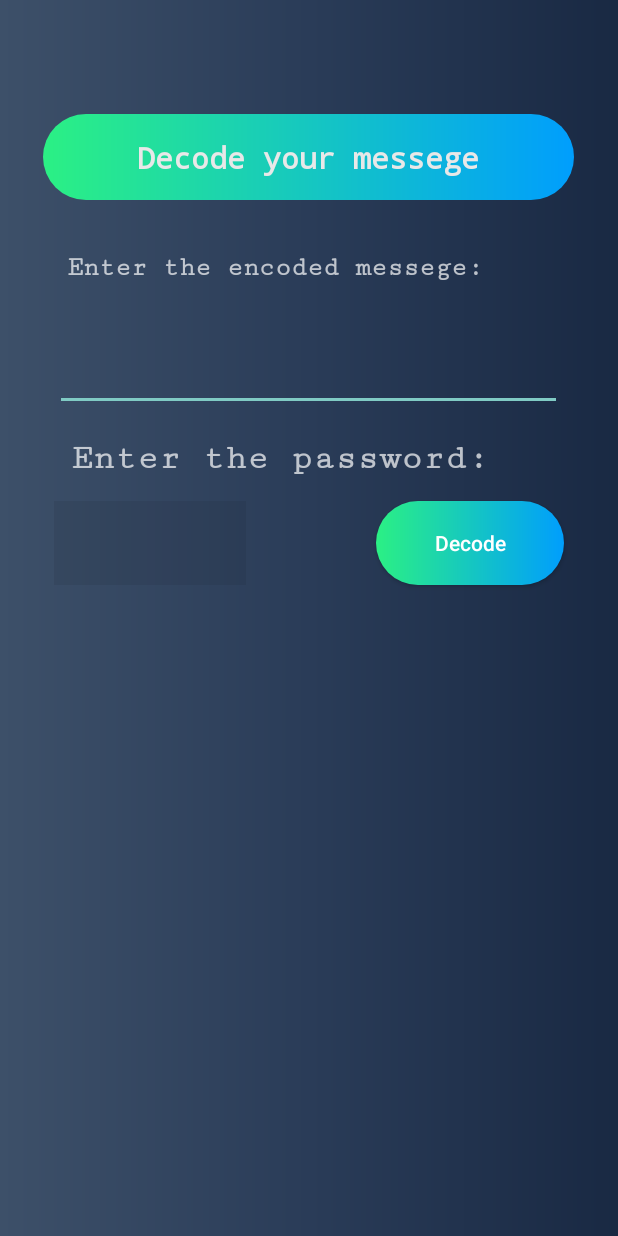
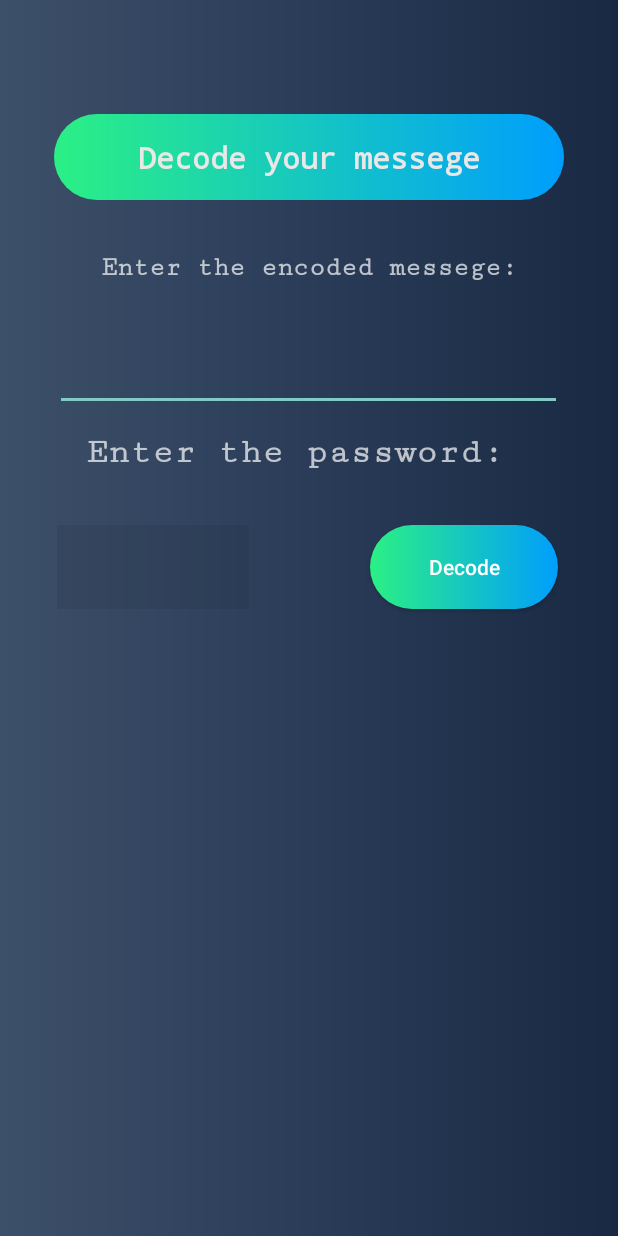
Before and after one commit to gfadu/SecretMessegingapp, an Android app: the screen it shows after launch (Decode), after a tap on "DECODE", on a phone screen of 412 x 824 dp. Run offline under Robolectric (Android 15) with nearby library versions, the phone set to English and light mode, and no system bars; our stand-ins replace AdMob; 1 other tap on this screen came first.

Commit message:
minor update

```diff
--- a/app/src/main/AndroidManifest.xml
+++ b/app/src/main/AndroidManifest.xml
@@ -25,7 +25,7 @@
         <!-- Sample AdMob App ID: ca-app-pub-3940256099942544~3347511713 -->
         <meta-data
             android:name="com.google.android.gms.ads.APPLICATION_ID"
-            android:value="ca-app-pub-3940256099942544~3347511713"/>
+            android:value="ca-app-pub-8599071019269572~4377044076"/>
     </application>
 
 </manifest>
--- a/app/src/main/java/com/example/secretmessaging/MainActivity.java
+++ b/app/src/main/java/com/example/secretmessaging/MainActivity.java
@@ -58,7 +58,7 @@ public class MainActivity extends AppCompatActivity {
         super.onCreate(savedInstanceState);
         setContentView(R.layout.activity_main);
 
-        MobileAds.initialize(this,"ca-app-pub-3940256099942544~3347511713");
+        MobileAds.initialize(this,"ca-app-pub-8599071019269572~4377044076");
         mAdView=findViewById(R.id.adView);
         AdRequest adRequest= new AdRequest.Builder().build();
         mAdView.loadAd(adRequest);
--- a/app/src/main/res/layout/activity_decode.xml
+++ b/app/src/main/res/layout/activity_decode.xml
@@ -10,11 +10,9 @@
 
     <TextView
         android:id="@+id/decodeMessage"
-        android:layout_width="354dp"
+        android:layout_width="340dp"
         android:layout_height="57dp"
-        android:layout_marginStart="8dp"
         android:layout_marginTop="76dp"
-        android:layout_marginEnd="8dp"
         android:background="@drawable/custom_button"
         android:fontFamily="monospace"
         android:padding="15dp"
@@ -24,7 +22,7 @@
         android:textSize="20sp"
         android:textStyle="bold"
         app:layout_constraintEnd_toEndOf="parent"
-        app:layout_constraintHorizontal_bias="0.487"
+        app:layout_constraintHorizontal_bias="0.5"
         app:layout_constraintStart_toStartOf="parent"
         app:layout_constraintTop_toTopOf="parent" />
 
@@ -48,13 +46,13 @@
         android:layout_width="128dp"
         android:layout_height="56dp"
         android:layout_marginStart="36dp"
-        android:layout_marginTop="60dp"
+        android:layout_marginTop="76dp"
         android:layout_marginEnd="8dp"
         android:background="#11000000"
         android:ems="10"
         android:inputType="numberPassword"
         app:layout_constraintEnd_toStartOf="@+id/button2"
-        app:layout_constraintHorizontal_bias="0.0"
+        app:layout_constraintHorizontal_bias="0.025"
         app:layout_constraintStart_toStartOf="parent"
         app:layout_constraintTop_toBottomOf="@+id/inputMessage"
         tools:hint="Enter password." />
@@ -63,8 +61,8 @@
         android:id="@+id/button2"
         android:layout_width="125dp"
         android:layout_height="56dp"
-        android:layout_marginTop="60dp"
-        android:layout_marginEnd="36dp"
+        android:layout_marginTop="76dp"
+        android:layout_marginEnd="40dp"
         android:background="@drawable/custom_button"
         android:onClick="Decode"
         android:text="Decode"
@@ -91,16 +89,14 @@
         android:id="@+id/textView"
         android:layout_width="wrap_content"
         android:layout_height="wrap_content"
-        android:layout_marginStart="8dp"
         android:layout_marginTop="168dp"
-        android:layout_marginEnd="8dp"
         android:fontFamily="serif-monospace"
         android:text="Enter the encoded messege:"
         android:textSize="18sp"
         android:textStyle="bold"
         android:typeface="serif"
         app:layout_constraintEnd_toEndOf="parent"
-        app:layout_constraintHorizontal_bias="0.311"
+        app:layout_constraintHorizontal_bias="0.5"
         app:layout_constraintStart_toStartOf="parent"
         app:layout_constraintTop_toTopOf="parent" />
 
@@ -109,7 +105,7 @@
         android:layout_width="wrap_content"
         android:layout_height="wrap_content"
         android:layout_marginStart="37dp"
-        android:layout_marginTop="292dp"
+        android:layout_marginTop="288dp"
         android:layout_marginEnd="76dp"
         android:fontFamily="serif-monospace"
         android:text="Enter the password:"
@@ -117,6 +113,7 @@
         android:textStyle="bold"
         android:typeface="serif"
         app:layout_constraintEnd_toEndOf="parent"
+        app:layout_constraintHorizontal_bias="1.0"
         app:layout_constraintStart_toStartOf="parent"
         app:layout_constraintTop_toTopOf="parent" />
 
@@ -127,7 +124,7 @@
         android:layout_alignParentBottom="true"
         android:layout_centerHorizontal="true"
         ads:adSize="SMART_BANNER"
-        ads:adUnitId="ca-app-pub-3940256099942544/6300978111"
+        ads:adUnitId="ca-app-pub-8599071019269572/3610757310"
         ads:layout_constraintBottom_toBottomOf="parent"
         ads:layout_constraintEnd_toEndOf="parent"
         ads:layout_constraintHorizontal_bias="1.0"
--- a/app/src/main/res/layout/activity_main.xml
+++ b/app/src/main/res/layout/activity_main.xml
@@ -108,7 +108,7 @@
      android:layout_height="wrap_content"
      android:layout_marginTop="64dp"
      android:fontFamily="sans-serif-condensed"
-     android:text="Secret Messaging"
+     android:text="DecodeX"
      android:textAppearance="@style/TextAppearance.AppCompat.Display1"
      app:layout_constraintEnd_toEndOf="parent"
      app:layout_constraintHorizontal_bias="0.497"
@@ -123,7 +123,7 @@
      android:layout_alignParentBottom="true"
      android:layout_centerHorizontal="true"
      ads:adSize="SMART_BANNER"
-     ads:adUnitId="ca-app-pub-3940256099942544/6300978111"
+     ads:adUnitId="ca-app-pub-8599071019269572/3610757310"
      ads:layout_constraintBottom_toBottomOf="parent"
      ads:layout_constraintEnd_toEndOf="parent"
      ads:layout_constraintHorizontal_bias="1.0"
```
Also changed, not shown: app/src/main/res/layout/activity_encode.xml (+3 -7 lines), 3 other files.
